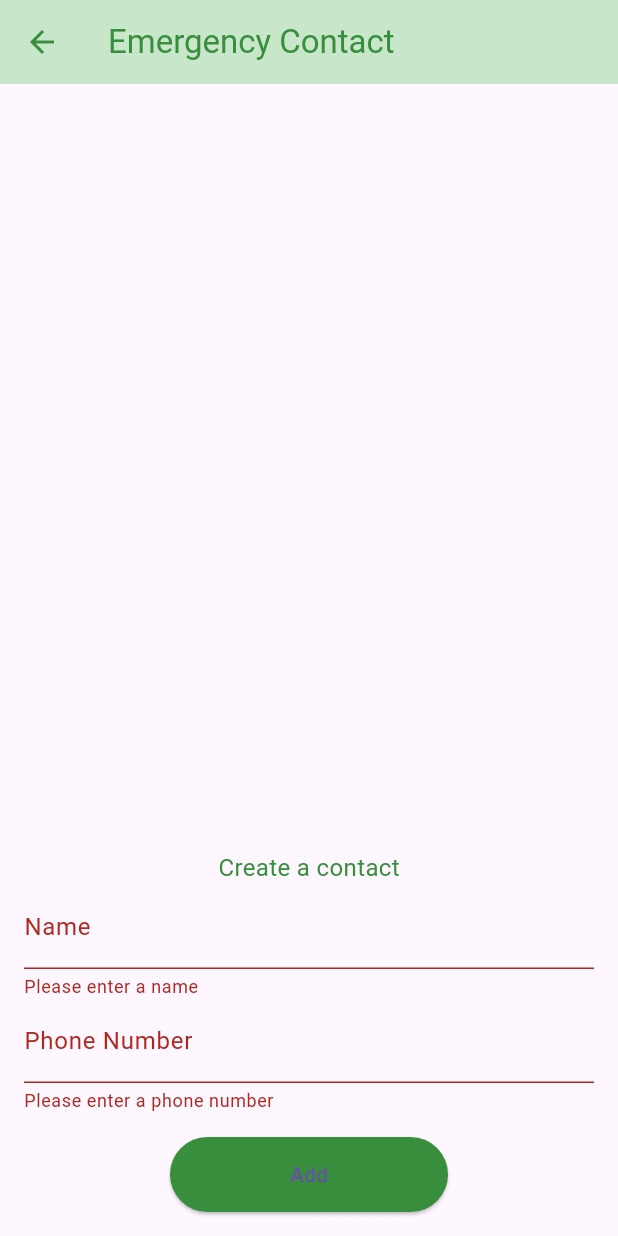
After one commit to Kasun3865/Project2, a Flutter app: the MoodLoggingScreen screen opened directly, item 3 of the bottom bar chosen, after a tap on "Add", on a phone screen of 412 x 824 dp. The commit adds this screen. Run offline on Flutter 3.47's test engine with Material 3 defaults, Android fonts, the phone set to English and light mode, and no system bars; our stand-ins replace cloud_firestore, firebase_auth, firebase_core, font_awesome_flutter; accounts and stored records are empty.

```diff
--- /dev/null
+++ b/project3/lib/screens/emergency_contact_screen.dart
@@ -0,0 +1,178 @@
+import 'package:flutter/material.dart';
+import 'package:cloud_firestore/cloud_firestore.dart';
+import 'package:firebase_auth/firebase_auth.dart';
+
+class EmergencyContactScreen extends StatefulWidget {
+  @override
+  _EmergencyContactScreenState createState() => _EmergencyContactScreenState();
+}
+
+class _EmergencyContactScreenState extends State<EmergencyContactScreen> {
+  final _formKey = GlobalKey<FormState>();
+  final List<Map<String, String>> _contacts = [];
+
+  String _name = '';
+  String _phoneNumber = '';
+
+  @override
+  void initState() {
+    super.initState();
+    _fetchContacts();
+  }
+
+  Future<void> _fetchContacts() async {
+    final user = FirebaseAuth.instance.currentUser;
+    if (user != null) {
+      try {
+        final QuerySnapshot snapshot = await FirebaseFirestore.instance
+            .collection('users')
+            .doc(user.uid)
+            .collection('contacts')
+            .get();
+
+        setState(() {
+          _contacts.addAll(snapshot.docs
+              .map((doc) => {
+                    'name': doc['name'] as String,
+                    'phoneNumber': doc['phoneNumber'] as String,
+                  })
+              .toList());
+        });
+      } catch (e) {
+        print('Failed to fetch contacts: $e');
+        ScaffoldMessenger.of(context).showSnackBar(
+          SnackBar(content: Text('Failed to fetch contacts')),
+        );
+      }
+    }
+  }
+
+  Future<void> _addContact() async {
+    if (_formKey.currentState!.validate()) {
+      _formKey.currentState!.save();
+
+      final user = FirebaseAuth.instance.currentUser;
+      if (user != null) {
+        try {
+          final docRef = await FirebaseFirestore.instance
+              .collection('users')
+              .doc(user.uid)
+              .collection('contacts')
+              .add({
+            'name': _name,
+            'phoneNumber': _phoneNumber,
+          });
+
+          setState(() {
+            _contacts.add({
+              'name': _name,
+              'phoneNumber': _phoneNumber,
+            });
+          });
+
+          ScaffoldMessenger.of(context).showSnackBar(
+            SnackBar(content: Text('Contact added successfully')),
+          );
+        } catch (e) {
+          print('Failed to add contact: $e');
+          ScaffoldMessenger.of(context).showSnackBar(
+            SnackBar(content: Text('Failed to add contact')),
+          );
+        }
+      }
+
+      _formKey.currentState!.reset();
+    }
+  }
+
+  @override
+  Widget build(BuildContext context) {
+    return Scaffold(
+      appBar: AppBar(
+        backgroundColor: Colors.green[100],
+        elevation: 0,
+        leading: IconButton(
+          icon: Icon(Icons.arrow_back, color: Colors.green[700]),
+          onPressed: () {
+            Navigator.pop(context);
+          },
+        ),
+        title: Text('Emergency Contact',
+            style: TextStyle(color: Colors.green[700])),
+      ),
+      body: Padding(
+        padding: const EdgeInsets.all(16.0),
+        child: Column(
+          children: [
+            Expanded(
+              child: ListView.builder(
+                itemCount: _contacts.length,
+                itemBuilder: (context, index) {
+                  return ListTile(
+                    leading: Icon(Icons.person, color: Colors.green[700]),
+                    title: Text(_contacts[index]['name'] ?? ''),
+                    subtitle: Text(_contacts[index]['phoneNumber'] ?? ''),
+                    trailing: IconButton(
+                      icon: Icon(Icons.phone, color: Colors.green[700]),
+                      onPressed: () {
+                        // Implement call functionality here
+                      },
+                    ),
+                  );
+                },
+              ),
+            ),
+            SizedBox(height: 16),
+            Text('Create a contact',
+                style: TextStyle(fontSize: 16, color: Colors.green[700])),
+            Form(
+              key: _formKey,
+              child: Column(
+                children: [
+                  TextFormField(
+                    decoration: InputDecoration(labelText: 'Name'),
+                    onSaved: (value) {
+                      _name = value ?? '';
+                    },
+                    validator: (value) {
+                      if (value!.isEmpty) {
+                        return 'Please enter a name';
+                      }
+                      return null;
+                    },
+                  ),
+                  TextFormField(
+                    decoration: InputDecoration(labelText: 'Phone Number'),
+                    keyboardType: TextInputType.phone,
+                    onSaved: (value) {
+                      _phoneNumber = value ?? '';
+                    },
+                    validator: (value) {
+                      if (value!.isEmpty) {
+                        return 'Please enter a phone number';
+                      }
+                      return null;
+                    },
+                  ),
+                  SizedBox(height: 16),
+                  ElevatedButton(
+                    onPressed: _addContact,
+                    style: ElevatedButton.styleFrom(
+                      backgroundColor: Colors.green[700],
+                      padding:
+                          EdgeInsets.symmetric(horizontal: 80, vertical: 15),
+                      shape: RoundedRectangleBorder(
+                        borderRadius: BorderRadius.circular(30),
+                      ),
+                    ),
+                    child: Text('Add'),
+                  ),
+                ],
+              ),
+            ),
+          ],
+        ),
+      ),
+    );
+  }
+}
--- a/project3/lib/screens/mood_logging_screen.dart
+++ b/project3/lib/screens/mood_logging_screen.dart
@@ -1,8 +1,10 @@
 import 'package:firebase_auth/firebase_auth.dart';
 import 'package:flutter/material.dart';
 import 'package:project3/screens/notifications_screen.dart';
-import 'package:cloud_firestore/cloud_firestore.dart';
+import 'package:cloud_firestore/cloud_firestore.dart'; // Import Firestore
 import 'my_account_screen.dart'; // Import the My Account screen
+import 'feedback_screen.dart'; // Import the FeedbackScreen
+import 'emergency_contact_screen.dart'; // Import the EmergencyContactScreen
 
 class MoodLoggingScreen extends StatefulWidget {
   @override
@@ -21,7 +23,7 @@ class _MoodLoggingScreenState extends State<MoodLoggingScreen> {
   Future<void> _fetchNotificationCount() async {
     final user = FirebaseAuth.instance.currentUser;
     if (user != null) {
-      final snapshot = await FirebaseFirestore.instance
+      final QuerySnapshot snapshot = await FirebaseFirestore.instance
           .collection('users')
           .doc(user.uid)
           .collection('notifications')
@@ -198,6 +200,19 @@ class _MoodLoggingScreenState extends State<MoodLoggingScreen> {
       bottomNavigationBar: BottomNavigationBar(
         selectedItemColor: Colors.green[700],
         unselectedItemColor: Colors.green[300],
+        onTap: (int index) {
+          if (index == 2) {
+            Navigator.push(
+              context,
+              MaterialPageRoute(builder: (context) => EmergencyContactScreen()),
+            );
+          } else if (index == 3) {
+            Navigator.push(
+              context,
+              MaterialPageRoute(builder: (context) => FeedbackScreen()),
+            );
+          }
+        },
         items: [
           BottomNavigationBarItem(
             icon: Icon(Icons.home),
@@ -212,7 +227,7 @@ class _MoodLoggingScreenState extends State<MoodLoggingScreen> {
             label: 'Emergency Contacts',
           ),
           BottomNavigationBarItem(
-            icon: Icon(Icons.star), // Changed from feedback icon to star icon
+            icon: Icon(Icons.star), // Feedback icon
             label: 'Feedback',
           ),
         ],
--- a/project3/pubspec.yaml
+++ b/project3/pubspec.yaml
@@ -32,7 +32,7 @@ dependencies:
     sdk: flutter
   table_calendar: ^3.0.9
   badges: ^2.0.3
-
+  font_awesome_flutter: ^10.2.1
 
 
 
```
Also changed, not shown: project3/lib/screens/feedback_screen.dart (added, +143 -0 lines), project3/pubspec.lock.
